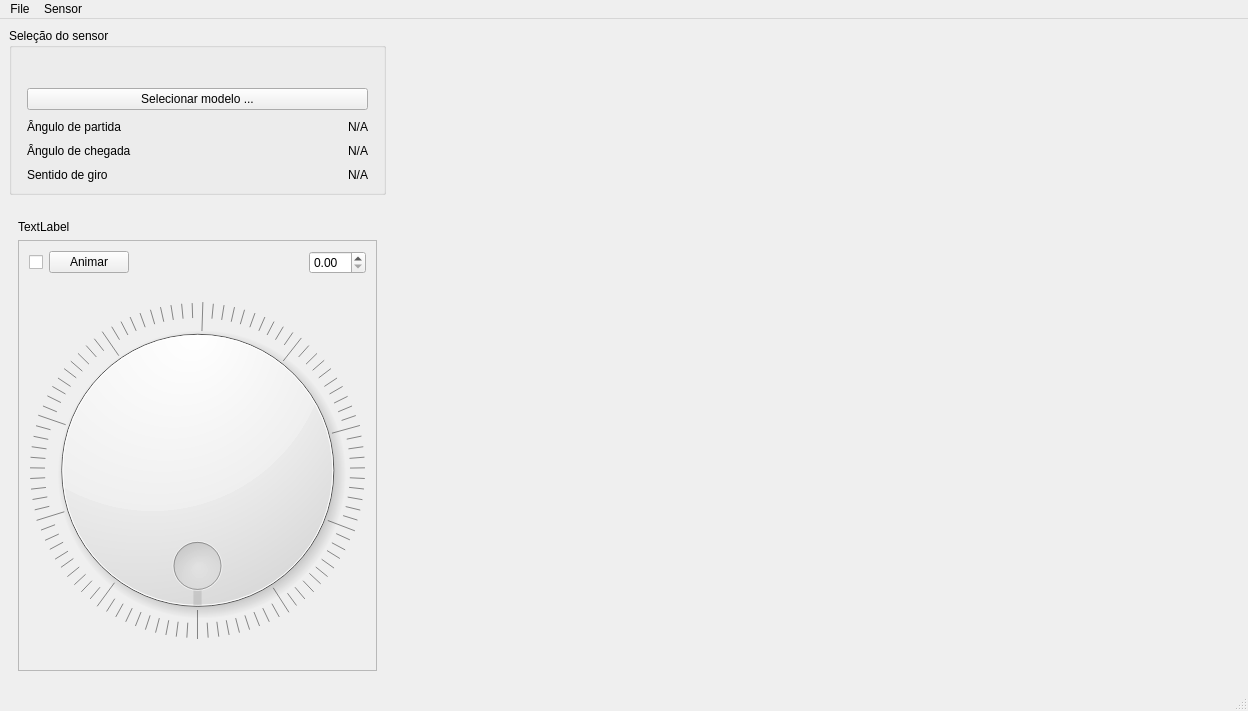
Old version of the form mainwindow.ui in the repository LucasDuarte026/QTMaat.
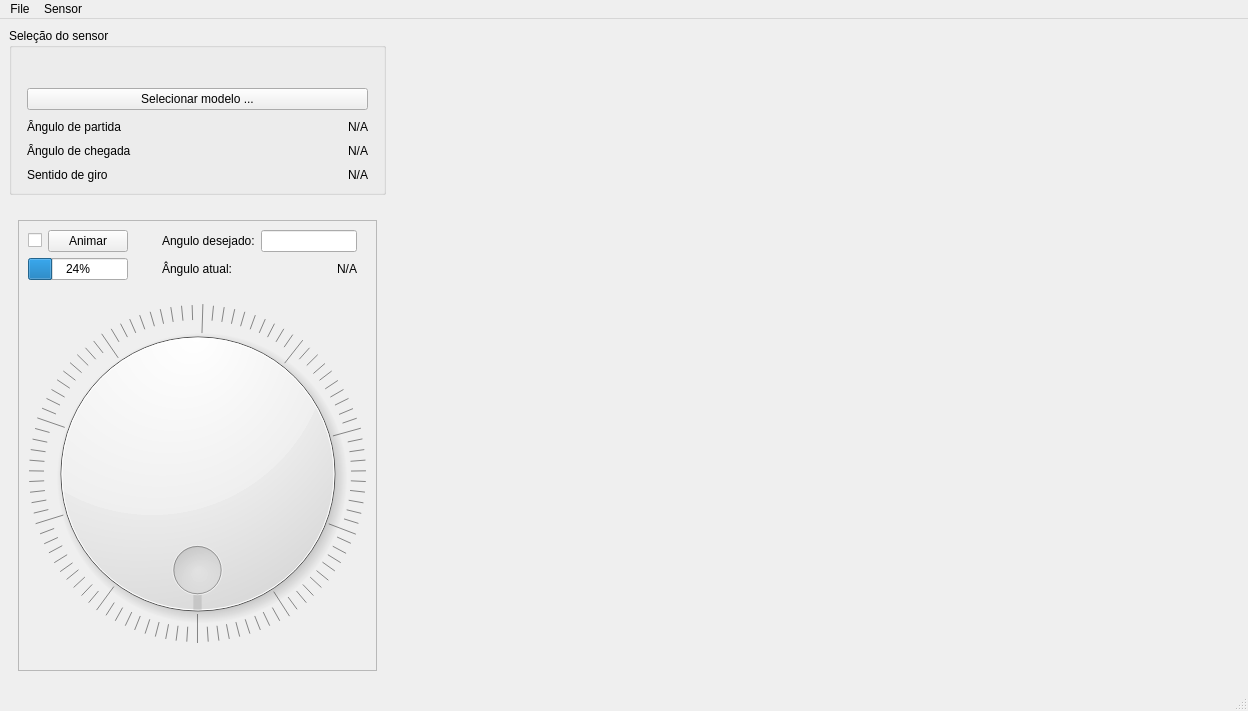
New version of the form. Icons and pictures are not drawn.

Commit message: inserção do lineedit que controla o dial

```diff
--- a/mainwindow.ui
+++ b/mainwindow.ui
@@ -13,6 +13,9 @@
   <property name="windowTitle">
    <string>MainWindow</string>
   </property>
+  <property name="autoFillBackground">
+   <bool>false</bool>
+  </property>
   <widget class="QWidget" name="centralwidget">
    <layout class="QHBoxLayout" name="horizontalLayout_2" stretch="4,9">
     <item>
@@ -172,14 +175,7 @@
       </item>
       <item>
        <widget class="QWidget" name="dial_control" native="true">
-        <layout class="QVBoxLayout" name="verticalLayout_4" stretch="0,0">
-         <item>
-          <widget class="QLabel" name="label">
-           <property name="text">
-            <string>TextLabel</string>
-           </property>
-          </widget>
-         </item>
+        <layout class="QVBoxLayout" name="verticalLayout_4" stretch="0">
          <item>
           <widget class="QFrame" name="dial_elements">
            <property name="frameShape">
@@ -188,23 +184,15 @@
            <property name="frameShadow">
             <enum>QFrame::Shadow::Raised</enum>
            </property>
-           <layout class="QGridLayout" name="gridLayout" rowstretch="1,0">
-            <property name="leftMargin">
-             <number>10</number>
-            </property>
-            <property name="topMargin">
-             <number>10</number>
-            </property>
-            <property name="rightMargin">
-             <number>10</number>
-            </property>
-            <property name="bottomMargin">
-             <number>10</number>
-            </property>
-            <item row="0" column="0">
-             <layout class="QVBoxLayout" name="verticalLayout_3" stretch="0,10">
+           <layout class="QVBoxLayout" name="verticalLayout_5" stretch="0,10">
               <item>
-               <layout class="QHBoxLayout" name="horizontalLayout_5" stretch="0,0,0,0">
+             <layout class="QVBoxLayout" name="verticalLayout_3" stretch="0">
+              <item>
+               <layout class="QHBoxLayout" name="horizontalLayout_5" stretch="0,0,0">
+                <item>
+                 <layout class="QVBoxLayout" name="verticalLayout_6">
+                  <item>
+                   <layout class="QHBoxLayout" name="horizontalLayout_8">
                 <item>
                  <widget class="QCheckBox" name="checkBox">
                   <property name="text">
@@ -219,6 +207,17 @@
                   </property>
                  </widget>
                 </item>
+                   </layout>
+                  </item>
+                  <item>
+                   <widget class="QProgressBar" name="progressBar">
+                    <property name="value">
+                     <number>24</number>
+                    </property>
+                   </widget>
+                  </item>
+                 </layout>
+                </item>
                 <item>
                  <spacer name="horizontalSpacer_2">
                   <property name="orientation">
@@ -233,7 +232,57 @@
                  </spacer>
                 </item>
                 <item>
-                 <widget class="QDoubleSpinBox" name="spinBox_dial"/>
+                 <layout class="QVBoxLayout" name="verticalLayout">
+                  <item>
+                   <layout class="QHBoxLayout" name="horizontalLayout_6">
+                    <property name="rightMargin">
+                     <number>10</number>
+                    </property>
+                    <item>
+                     <widget class="QLabel" name="label">
+                      <property name="text">
+                       <string>Angulo desejado:</string>
+                      </property>
+                     </widget>
+                    </item>
+                    <item>
+                     <widget class="QLineEdit" name="degreeInsertDial"/>
+                    </item>
+                   </layout>
+                  </item>
+                  <item>
+                   <layout class="QHBoxLayout" name="horizontalLayout_7">
+                    <property name="rightMargin">
+                     <number>10</number>
+                    </property>
+                    <item>
+                     <widget class="QLabel" name="label_5">
+                      <property name="text">
+                       <string>Ângulo atual:</string>
+                      </property>
+                     </widget>
+                    </item>
+                    <item>
+                     <widget class="QLabel" name="actual_dial_degree">
+                      <property name="cursor">
+                       <cursorShape>PointingHandCursor</cursorShape>
+                      </property>
+                      <property name="text">
+                       <string>N/A</string>
+                      </property>
+                      <property name="alignment">
+                       <set>Qt::AlignmentFlag::AlignRight|Qt::AlignmentFlag::AlignTrailing|Qt::AlignmentFlag::AlignVCenter</set>
+                      </property>
+                      <property name="wordWrap">
+                       <bool>false</bool>
+                      </property>
+                     </widget>
+                    </item>
+                   </layout>
+                  </item>
+                 </layout>
+                </item>
+               </layout>
                 </item>
                </layout>
               </item>
@@ -254,8 +303,6 @@
                </widget>
               </item>
              </layout>
-            </item>
-           </layout>
           </widget>
          </item>
         </layout>
```
Left out of the diff: 9 changed lines with no effect on the pictures. Lines whose indentation alone changed are shown as unchanged. The commit also changes 2 other files.
